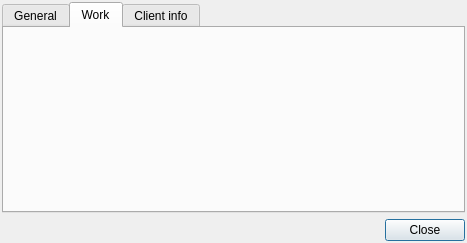
Old version of the form src/plugins/azoth/plugins/xoox/vcarddialog.ui in the repository 0xd34df00d/leechcraft.
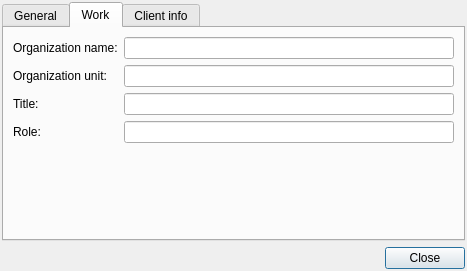
New version of the form. The open tabs and pages were chosen to show the change.

Commit message: Azoth Xoox: nicer vCard dialog.

```diff
--- a/src/plugins/azoth/plugins/xoox/vcarddialog.ui
+++ b/src/plugins/azoth/plugins/xoox/vcarddialog.ui
@@ -7,7 +7,7 @@
     <x>0</x>
     <y>0</y>
     <width>467</width>
-    <height>235</height>
+    <height>262</height>
    </rect>
   </property>
   <layout class="QVBoxLayout" name="verticalLayout">
@@ -29,54 +29,54 @@
          <property name="fieldGrowthPolicy">
           <enum>QFormLayout::AllNonFixedFieldsGrow</enum>
          </property>
-         <item row="0" column="0">
+         <item row="1" column="0">
           <widget class="QLabel" name="label">
            <property name="text">
             <string>Real name:</string>
            </property>
           </widget>
          </item>
-         <item row="0" column="1">
+         <item row="1" column="1">
           <widget class="QLineEdit" name="EditRealName_"/>
          </item>
-         <item row="1" column="0">
+         <item row="2" column="0">
           <widget class="QLabel" name="label_2">
            <property name="text">
             <string>Nick:</string>
            </property>
           </widget>
          </item>
-         <item row="1" column="1">
+         <item row="2" column="1">
           <widget class="QLineEdit" name="EditNick_"/>
          </item>
-         <item row="2" column="0">
+         <item row="3" column="0">
           <widget class="QLabel" name="label_3">
            <property name="text">
             <string>Birthday:</string>
            </property>
           </widget>
          </item>
-         <item row="3" column="0">
+         <item row="4" column="0">
           <widget class="QLabel" name="label_4">
            <property name="text">
             <string>Phone:</string>
            </property>
           </widget>
          </item>
-         <item row="3" column="1">
+         <item row="4" column="1">
           <widget class="QLineEdit" name="EditPhone_"/>
          </item>
-         <item row="4" column="0">
+         <item row="5" column="0">
           <widget class="QLabel" name="label_5">
            <property name="text">
             <string>E-mail:</string>
            </property>
           </widget>
          </item>
-         <item row="4" column="1">
+         <item row="5" column="1">
           <widget class="QLineEdit" name="EditEmail_"/>
          </item>
-         <item row="2" column="1">
+         <item row="3" column="1">
           <widget class="QDateEdit" name="EditBirthday_">
            <property name="displayFormat">
             <string>dd MMMM yyyy</string>
@@ -86,16 +86,26 @@
            </property>
           </widget>
          </item>
-         <item row="5" column="0">
+         <item row="6" column="0">
           <widget class="QLabel" name="label_6">
            <property name="text">
             <string>URL:</string>
            </property>
           </widget>
          </item>
-         <item row="5" column="1">
+         <item row="6" column="1">
           <widget class="QLineEdit" name="EditURL_"/>
          </item>
+         <item row="0" column="0">
+          <widget class="QLabel" name="label_11">
+           <property name="text">
+            <string>JID:</string>
+           </property>
+          </widget>
+         </item>
+         <item row="0" column="1">
+          <widget class="QLineEdit" name="EditJID_"/>
+         </item>
         </layout>
        </item>
        <item>
@@ -147,6 +157,48 @@
       <attribute name="title">
        <string>Work</string>
       </attribute>
+      <layout class="QFormLayout" name="formLayout_2">
+       <item row="0" column="0">
+        <widget class="QLabel" name="label_7">
+         <property name="text">
+          <string>Organization name:</string>
+         </property>
+        </widget>
+       </item>
+       <item row="0" column="1">
+        <widget class="QLineEdit" name="OrgName_"/>
+       </item>
+       <item row="1" column="0">
+        <widget class="QLabel" name="label_8">
+         <property name="text">
+          <string>Organization unit:</string>
+         </property>
+        </widget>
+       </item>
+       <item row="1" column="1">
+        <widget class="QLineEdit" name="OrgUnit_"/>
+       </item>
+       <item row="2" column="0">
+        <widget class="QLabel" name="label_9">
+         <property name="text">
+          <string>Title:</string>
+         </property>
+        </widget>
+       </item>
+       <item row="2" column="1">
+        <widget class="QLineEdit" name="Title_"/>
+       </item>
+       <item row="3" column="0">
+        <widget class="QLabel" name="label_10">
+         <property name="text">
+          <string>Role:</string>
+         </property>
+        </widget>
+       </item>
+       <item row="3" column="1">
+        <widget class="QLineEdit" name="Role_"/>
+       </item>
+      </layout>
      </widget>
      <widget class="QWidget" name="tab">
       <attribute name="title">
```
The commit also changes 1 other file.
